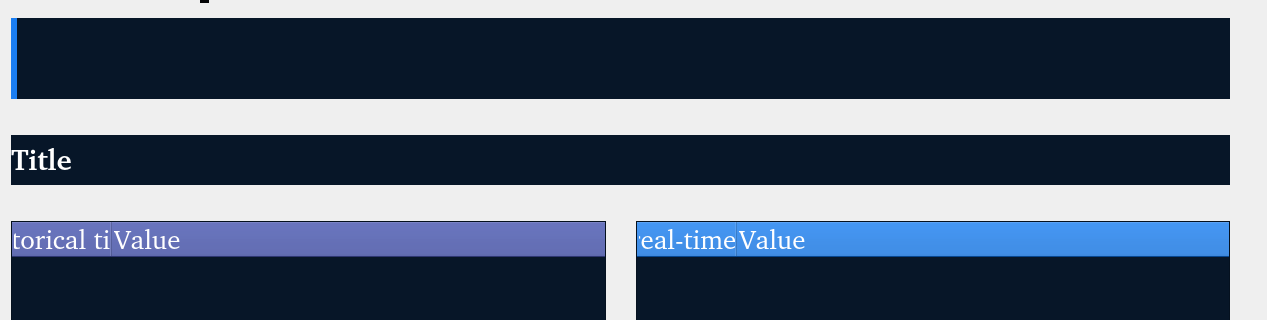
Above: Tab_Observations_historyPage_Widget.ui from wugl1218/phymon before the change; both pictures show x 0 to 1267 and y 91 to 411 of the 1267 by 662 pixel window. Below: the same form after it.
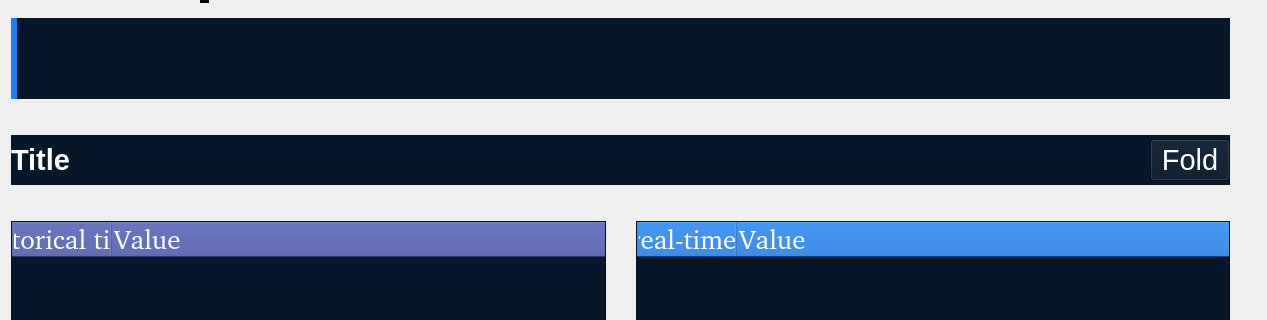
That is the form after the change. Icons and pictures are not drawn. Custom widgets are drawn as their Qt base class.

Patch:
```diff
--- a/Tab_Observations_historyPage_Widget.ui
+++ b/Tab_Observations_historyPage_Widget.ui
@@ -1108,6 +1108,28 @@
       </layout>
      </item>
      <item>
+      <widget class="QWidget" name="horizontalWidget" native="true">
+       <property name="styleSheet">
+        <string notr="true">background:rgb(7, 22, 40);
+color:rgb(255, 255, 255);</string>
+       </property>
+       <layout class="QHBoxLayout" name="horizontalLayout_6" stretch="1,0">
+        <property name="spacing">
+         <number>0</number>
+        </property>
+        <property name="leftMargin">
+         <number>0</number>
+        </property>
+        <property name="topMargin">
+         <number>0</number>
+        </property>
+        <property name="rightMargin">
+         <number>0</number>
+        </property>
+        <property name="bottomMargin">
+         <number>0</number>
+        </property>
+        <item>
       <widget class="QLabel" name="label">
        <property name="minimumSize">
         <size>
@@ -1135,6 +1157,38 @@
       </widget>
      </item>
      <item>
+         <widget class="QPushButton" name="Fold_btn">
+          <property name="font">
+           <font>
+            <family>Ubuntu</family>
+            <pointsize>22</pointsize>
+           </font>
+          </property>
+          <property name="styleSheet">
+           <string notr="true">QPushButton {
+        color: rgb(255, 255, 255);
+font-style:&quot;Arial&quot;;
+background-color: rgb(11, 42, 78);
+ border-style: solid;
+ border-width:1px;
+ border-radius:20px;
+ border-color:  rgb(11, 42, 78);
+border:2px groove gray;
+padding:10px 26px;
+ border: none;}
+QPushButton:checked{
+ background-color: rgb(11, 42, 78);
+ };</string>
+          </property>
+          <property name="text">
+           <string>Fold</string>
+          </property>
+         </widget>
+        </item>
+       </layout>
+      </widget>
+     </item>
+     <item>
       <layout class="QHBoxLayout" name="horizontalLayout_2" stretch="0,0,0">
        <property name="spacing">
         <number>30</number>
@@ -1941,16 +1995,16 @@
   </layout>
  </widget>
  <customwidgets>
-  <customwidget>
-   <class>mc_btn_Clickable</class>
-   <extends>QLabel</extends>
-   <header>mc_btn_Clickable.h</header>
-  </customwidget>
   <customwidget>
    <class>mc_chart</class>
    <extends>QWidget</extends>
    <header>mc_chart.h</header>
   </customwidget>
+  <customwidget>
+   <class>mc_btn_Clickable</class>
+   <extends>QLabel</extends>
+   <header>mc_btn_Clickable.h</header>
+  </customwidget>
  </customwidgets>
  <resources>
   <include location="resource.qrc"/>
```
Lines whose indentation alone changed are shown as unchanged.
